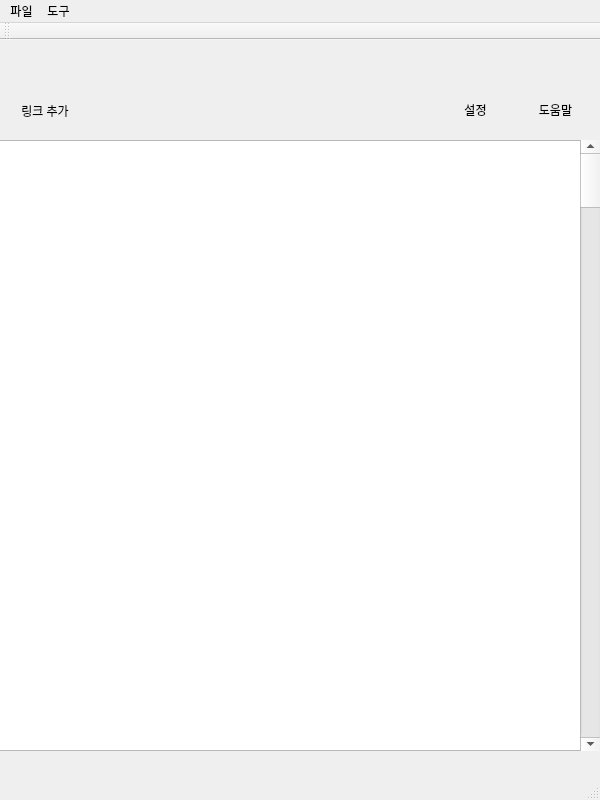
First picture: the form in mainwindow.ui, repository dsmMinseo/YoutubeDivideDownloader, before the edit.
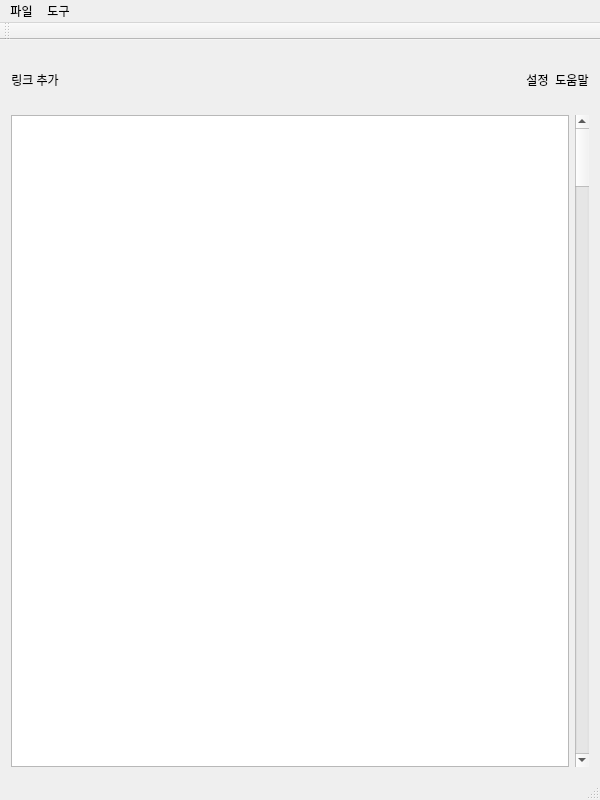
Second picture: the form after the edit. Icons and pictures are not drawn.

Commit message: layout 제작_mainUI done

The edit to the form file:
```diff
--- a/mainwindow.ui
+++ b/mainwindow.ui
@@ -13,31 +13,39 @@
   <property name="windowTitle">
    <string>MainWindow</string>
   </property>
+  <property name="layoutDirection">
+   <enum>Qt::LeftToRight</enum>
+  </property>
   <widget class="QWidget" name="centralWidget">
-   <widget class="QLabel" name="label">
-    <property name="geometry">
-     <rect>
-      <x>10</x>
-      <y>60</y>
-      <width>70</width>
-      <height>21</height>
-     </rect>
+   <layout class="QGridLayout" name="gridLayout">
+    <item row="0" column="3">
+     <layout class="QVBoxLayout" name="verticalLayout_4">
+      <item>
+       <widget class="QLabel" name="label_helpImg">
+        <property name="maximumSize">
+         <size>
+          <width>50</width>
+          <height>50</height>
+         </size>
     </property>
     <property name="text">
-     <string>링크 추가</string>
-    </property>
-    <property name="alignment">
-     <set>Qt::AlignCenter</set>
-    </property>
-   </widget>
+         <string/>
+        </property>
+        <property name="pixmap">
+         <pixmap resource="resources.qrc">:/resources/icon/help.png</pixmap>
+        </property>
+        <property name="scaledContents">
+         <bool>true</bool>
+        </property>
+       </widget>
+      </item>
+      <item>
    <widget class="QLabel" name="label_2">
-    <property name="geometry">
-     <rect>
-      <x>530</x>
-      <y>60</y>
-      <width>51</width>
-      <height>20</height>
-     </rect>
+        <property name="maximumSize">
+         <size>
+          <width>50</width>
+          <height>16777215</height>
+         </size>
     </property>
     <property name="text">
      <string>도움말</string>
@@ -46,14 +54,70 @@
      <set>Qt::AlignCenter</set>
     </property>
    </widget>
+      </item>
+     </layout>
+    </item>
+    <item row="1" column="0" colspan="4">
+     <spacer name="verticalSpacer">
+      <property name="orientation">
+       <enum>Qt::Vertical</enum>
+      </property>
+      <property name="sizeType">
+       <enum>QSizePolicy::Fixed</enum>
+      </property>
+      <property name="sizeHint" stdset="0">
+       <size>
+        <width>20</width>
+        <height>20</height>
+       </size>
+      </property>
+     </spacer>
+    </item>
+    <item row="2" column="0" colspan="4">
+     <layout class="QHBoxLayout" name="horizontalLayout_2">
+      <item>
+       <widget class="QListView" name="listView"/>
+      </item>
+      <item>
+       <widget class="QScrollBar" name="verticalScrollBar_2">
+        <property name="orientation">
+         <enum>Qt::Vertical</enum>
+        </property>
+       </widget>
+      </item>
+     </layout>
+    </item>
+    <item row="0" column="2">
+     <layout class="QVBoxLayout" name="verticalLayout_3">
+      <item>
+       <widget class="QLabel" name="label_settingImg">
+        <property name="maximumSize">
+         <size>
+          <width>50</width>
+          <height>50</height>
+         </size>
+        </property>
+        <property name="text">
+         <string/>
+        </property>
+        <property name="pixmap">
+         <pixmap resource="resources.qrc">:/resources/icon/setting.png</pixmap>
+        </property>
+        <property name="scaledContents">
+         <bool>true</bool>
+        </property>
+        <property name="margin">
+         <number>-2</number>
+        </property>
+       </widget>
+      </item>
+      <item>
    <widget class="QLabel" name="label_3">
-    <property name="geometry">
-     <rect>
-      <x>450</x>
-      <y>60</y>
-      <width>51</width>
-      <height>20</height>
-     </rect>
+        <property name="maximumSize">
+         <size>
+          <width>50</width>
+          <height>16777215</height>
+         </size>
     </property>
     <property name="text">
      <string>설정</string>
@@ -62,14 +126,42 @@
      <set>Qt::AlignCenter</set>
     </property>
    </widget>
+      </item>
+     </layout>
+    </item>
+    <item row="0" column="1">
+     <spacer name="horizontalSpacer">
+      <property name="orientation">
+       <enum>Qt::Horizontal</enum>
+      </property>
+      <property name="sizeType">
+       <enum>QSizePolicy::Expanding</enum>
+      </property>
+      <property name="sizeHint" stdset="0">
+       <size>
+        <width>80</width>
+        <height>20</height>
+       </size>
+      </property>
+     </spacer>
+    </item>
+    <item row="0" column="0">
+     <layout class="QVBoxLayout" name="verticalLayout_2">
+      <property name="sizeConstraint">
+       <enum>QLayout::SetDefaultConstraint</enum>
+      </property>
+      <item>
+       <layout class="QHBoxLayout" name="horizontalLayout">
+        <item>
    <widget class="QLabel" name="label_addImg">
-    <property name="geometry">
-     <rect>
-      <x>20</x>
-      <y>10</y>
+          <property name="maximumSize">
+           <size>
       <width>50</width>
       <height>50</height>
-     </rect>
+           </size>
+          </property>
+          <property name="layoutDirection">
+           <enum>Qt::LeftToRight</enum>
     </property>
     <property name="text">
      <string/>
@@ -80,68 +172,32 @@
     <property name="scaledContents">
      <bool>true</bool>
     </property>
-   </widget>
-   <widget class="QLabel" name="label_helpImg">
-    <property name="geometry">
-     <rect>
-      <x>530</x>
-      <y>10</y>
-      <width>50</width>
-      <height>50</height>
-     </rect>
-    </property>
-    <property name="text">
-     <string/>
-    </property>
-    <property name="pixmap">
-     <pixmap resource="resources.qrc">:/resources/icon/help.png</pixmap>
-    </property>
-    <property name="scaledContents">
-     <bool>true</bool>
-    </property>
-   </widget>
-   <widget class="QLabel" name="label_settingImg">
-    <property name="geometry">
-     <rect>
-      <x>450</x>
-      <y>10</y>
-      <width>50</width>
-      <height>50</height>
-     </rect>
+          <property name="alignment">
+           <set>Qt::AlignCenter</set>
+          </property>
+         </widget>
+        </item>
+       </layout>
+      </item>
+      <item>
+       <widget class="QLabel" name="label">
+        <property name="maximumSize">
+         <size>
+          <width>80</width>
+          <height>16777215</height>
+         </size>
     </property>
     <property name="text">
-     <string/>
-    </property>
-    <property name="pixmap">
-     <pixmap resource="resources.qrc">:/resources/icon/setting.png</pixmap>
-    </property>
-    <property name="scaledContents">
-     <bool>true</bool>
-    </property>
-   </widget>
-   <widget class="QListView" name="listView">
-    <property name="geometry">
-     <rect>
-      <x>-3</x>
-      <y>100</y>
-      <width>611</width>
-      <height>611</height>
-     </rect>
-    </property>
-   </widget>
-   <widget class="QScrollBar" name="verticalScrollBar">
-    <property name="geometry">
-     <rect>
-      <x>580</x>
-      <y>100</y>
-      <width>21</width>
-      <height>611</height>
-     </rect>
-    </property>
-    <property name="orientation">
-     <enum>Qt::Vertical</enum>
-    </property>
-   </widget>
+         <string>링크 추가</string>
+        </property>
+        <property name="alignment">
+         <set>Qt::AlignCenter</set>
+        </property>
+       </widget>
+      </item>
+     </layout>
+    </item>
+   </layout>
   </widget>
   <widget class="QMenuBar" name="menuBar">
    <property name="geometry">
```
Left out of the diff: 9 changed lines with no effect on the pictures. Lines whose indentation alone changed are shown as unchanged. The commit also changes 1 other file.
